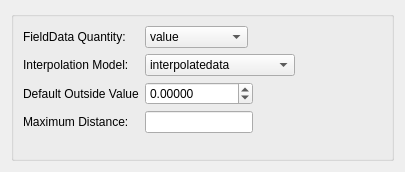
This is src/Interface/Modules/Fields/MapFieldDataOntoNodes.ui in SCIInstitute/SCIRun as Qt 5 draws it before an edit. The edited form follows.
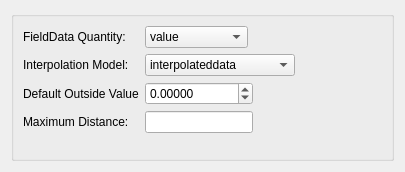
This is the edited form.

What changed in the file:
```diff
--- a/src/Interface/Modules/Fields/MapFieldDataOntoNodes.ui
+++ b/src/Interface/Modules/Fields/MapFieldDataOntoNodes.ui
@@ -77,7 +77,7 @@
        <widget class="QComboBox" name="interpolationComboBox_">
         <item>
          <property name="text">
-          <string>interpolatedata</string>
+          <string>interpolateddata</string>
          </property>
         </item>
         <item>
```
